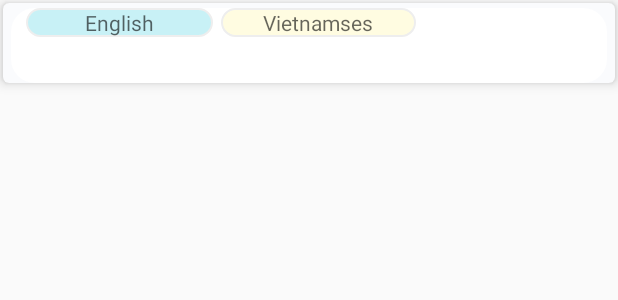
After one commit to NguyenHoaiNhi/androidgroup7, an Android app: the layout folder_activity_item.xml on its own in the app's theme, with its tools: preview values and no code run, on a phone screen of 412 x 824 dp. The commit adds this screen. Shown: the top 300 px of the screen. Run offline under Robolectric (Android 15) with nearby library versions, the phone set to English and light mode, and no system bars.

Commit message:
fix bug 1,2, detached folderActivityAdapter and folder_activity_item layout

```diff
--- a/nhinguyen/app/src/main/java/com/nhinguyen/translate/Fragment/FavoriteFragment.kt
+++ b/nhinguyen/app/src/main/java/com/nhinguyen/translate/Fragment/FavoriteFragment.kt
@@ -113,7 +113,7 @@ class FavoriteFragment: Fragment() {
 
             Log.i("msg", "thanh cong")
             //val mDialogView = LayoutInflater.from(this@FavoriteFragment.context).inflate(R.layout.menu_dialog, null)
-            var wordNow = dao_favorite.findById(position+1)
+            var wordNow = dao_favorite.findById(position)
             val builder = AlertDialog.Builder(getContext())
             var delete = arrayOf("Delete")
             var folder = daoFolder.getAll()
--- a/nhinguyen/app/src/main/java/com/nhinguyen/translate/ROOM/AppDatabase.kt
+++ b/nhinguyen/app/src/main/java/com/nhinguyen/translate/ROOM/AppDatabase.kt
@@ -6,7 +6,7 @@ import android.arch.persistence.room.RoomDatabase
 import android.content.Context
 import com.nhinguyen.translate.DATABASE_NAME
 
-@Database(entities = arrayOf(Word::class, Folder::class), version = 3)
+@Database(entities = arrayOf(Word::class, Folder::class), version = 1)
 abstract class AppDatabase : RoomDatabase(){
     abstract fun wordDAO(): WordDAO
     abstract fun folderDAO(): FolderDAO
--- a/nhinguyen/app/src/main/java/com/nhinguyen/translate/ROOM/WordAdapter.kt
+++ b/nhinguyen/app/src/main/java/com/nhinguyen/translate/ROOM/WordAdapter.kt
@@ -37,7 +37,7 @@ class WordAdapter(var items: ArrayList<Word>, val context: Context) : RecyclerVi
             mListener.onItemCLicked(p1)
         }
         p0.itemView.setOnLongClickListener {
-            mListener.onItemLongCLicked(p1)
+            mListener.onItemLongCLicked(items[p1].id!!)
             true
         }
     }
--- /dev/null
+++ b/nhinguyen/app/src/main/res/layout/folder_activity_item.xml
@@ -0,0 +1,82 @@
+<?xml version="1.0" encoding="utf-8"?>
+<android.support.v7.widget.CardView
+        xmlns:android="http://schemas.android.com/apk/res/android"
+        xmlns:tools="http://schemas.android.com/tools"
+        xmlns:app="http://schemas.android.com/apk/res-auto"
+        app:cardBackgroundColor="#FAFBFD"
+        app:cardElevation="5dp"
+        android:layout_margin="2dp"
+        app:cardCornerRadius="4dp"
+        android:orientation="vertical"
+        android:layout_width="match_parent"
+        android:layout_height="wrap_content">
+
+
+    <LinearLayout
+            android:orientation="horizontal"
+            android:background="@drawable/backgroung1"
+            android:layout_width="match_parent"
+            android:layout_height="wrap_content"
+            android:layout_marginLeft="5dp"
+            android:layout_marginRight="5dp"
+            android:layout_marginTop="3dp">
+
+        <View
+                android:layout_width="10dp"
+                android:layout_height="match_parent"/>
+
+        <LinearLayout
+                android:orientation="vertical"
+                android:layout_width="130dp"
+                android:layout_height="50dp">
+
+            <TextView
+                    android:id="@+id/language1"
+                    android:layout_marginRight="5dp"
+                    android:background="@drawable/background2"
+                    android:textAlignment="center"
+                    android:hint="English"
+                    android:layout_width="match_parent"
+                    android:layout_height="wrap_content"/>
+
+            <TextView
+
+                    android:textSize="15dp"
+                    android:textAlignment="center"
+                    android:id="@+id/tvEnglish"
+                    android:hint=""
+                    android:layout_width="match_parent"
+                    android:layout_height="match_parent"/>
+
+        </LinearLayout>
+
+
+        <LinearLayout
+                android:orientation="vertical"
+                android:layout_width="130dp"
+                android:layout_height="50dp">
+
+            <TextView
+                    android:id="@+id/language2"
+                    android:background="@drawable/background"
+                    android:textAlignment="center"
+                    android:hint="Vietnamses"
+                    android:layout_width="match_parent"
+                    android:layout_height="wrap_content"/>
+
+            <TextView
+                    android:textAlignment="center"
+                    android:textSize="15dp"
+                    android:id="@+id/tvVietnamese"
+                    android:hint=""
+                    android:layout_width="match_parent"
+                    android:layout_height="match_parent"/>
+
+        </LinearLayout>
+
+
+
+    </LinearLayout>
+
+
+</android.support.v7.widget.CardView>
```
Also changed, not shown: nhinguyen/app/src/main/java/com/nhinguyen/translate/FolderActivity.kt (+4 -3 lines), nhinguyen/app/src/main/java/com/nhinguyen/translate/activity/folderActivityAdapter.kt (added, +67 -0 lines).
